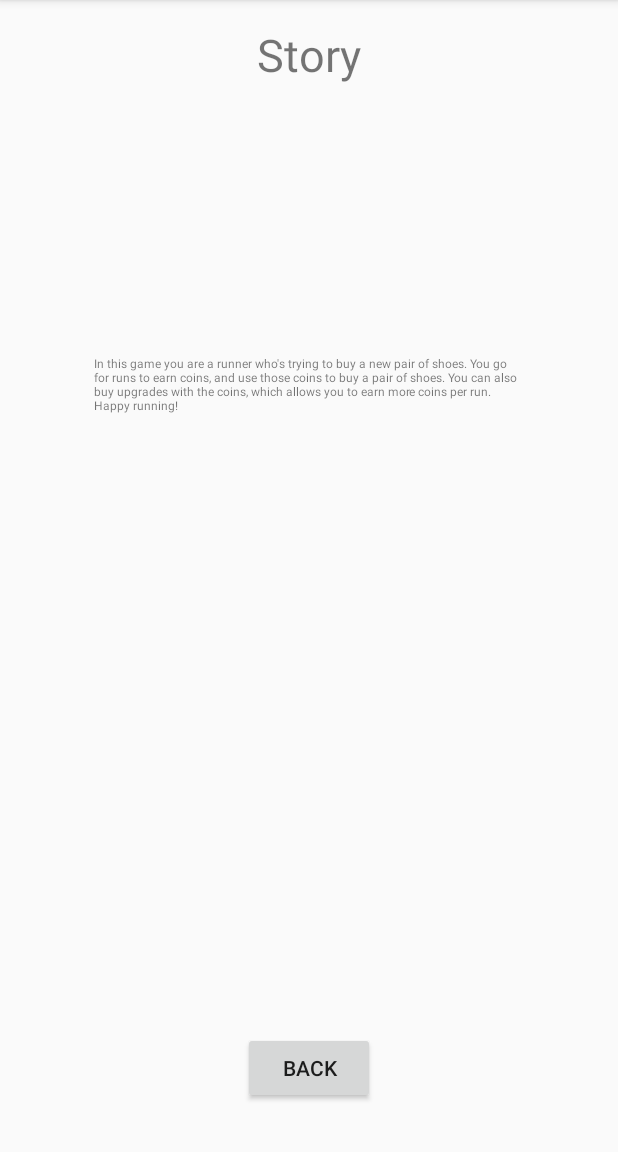
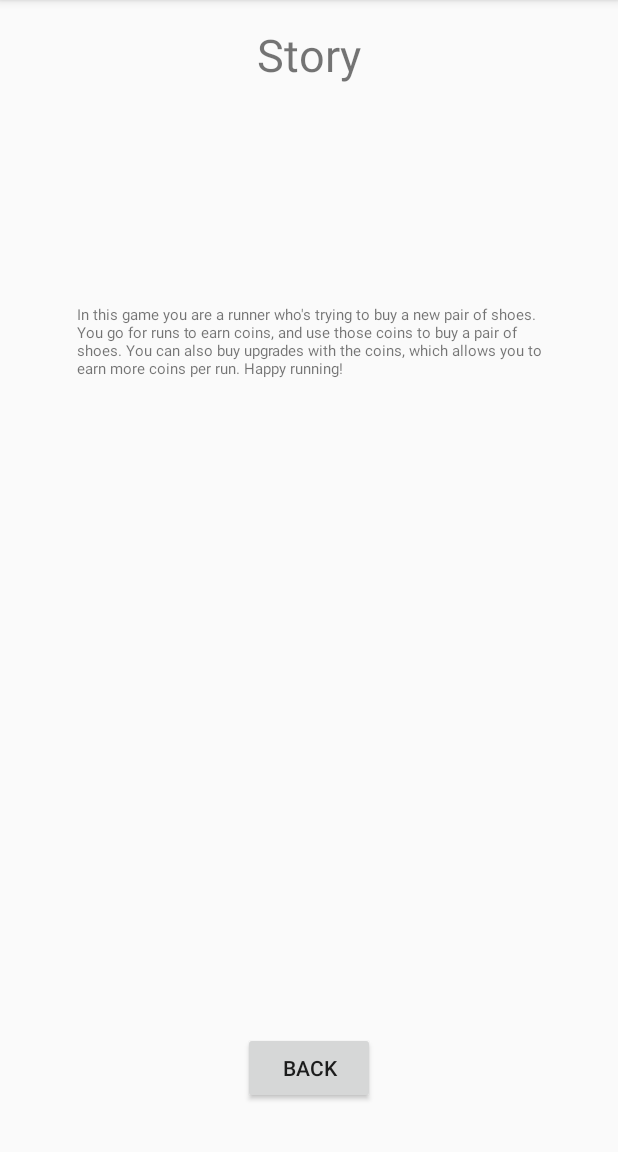
Before and after one commit to Nayzee/semester-project, an Android app: the StoryActivity screen opened directly, with no data from a screen before it, on a phone screen of 412 x 824 dp, the part 84-1236 px from its top. Run offline under Robolectric (Android 15) with nearby library versions, the phone set to English and light mode, and no system bars.

Commit message:
Choice Project 0.9

```diff
--- a/app/src/main/java/com/example/donovan/epicrunningsim/MainActivity.java
+++ b/app/src/main/java/com/example/donovan/epicrunningsim/MainActivity.java
@@ -25,11 +25,6 @@ public class MainActivity extends AppCompatActivity {
         settingsButton = (Button) findViewById(R.id.btnSettings);
         storyButton = (Button) findViewById(R.id.btnStory);
         gameButton = (Button) findViewById(R.id.btnGame);
-
-
-
-
-
 
 
         //go to settings when button is clicked
--- a/app/src/main/res/layout/activity_results.xml
+++ b/app/src/main/res/layout/activity_results.xml
@@ -52,7 +52,7 @@
         android:layout_width="wrap_content"
         android:layout_height="wrap_content"
         android:layout_marginBottom="8dp"
-        android:text="Buy an upgrade"
+        android:text="@string/upgrade_button"
         app:layout_constraintBottom_toTopOf="@+id/btnBack"
         app:layout_constraintLeft_toLeftOf="parent"
         app:layout_constraintRight_toRightOf="parent" />
@@ -62,7 +62,7 @@
         android:layout_width="wrap_content"
         android:layout_height="24dp"
         android:layout_marginTop="36dp"
-        android:text="Upgrades: "
+        android:text="@string/upgrades"
         app:layout_constraintHorizontal_bias="0.501"
         app:layout_constraintLeft_toLeftOf="parent"
         app:layout_constraintRight_toRightOf="parent"
--- a/app/src/main/res/layout/activity_story.xml
+++ b/app/src/main/res/layout/activity_story.xml
@@ -19,14 +19,17 @@
 
     <TextView
         android:id="@+id/txtCoinsCollected"
-        android:layout_width="287dp"
-        android:layout_height="295dp"
+        android:layout_width="311dp"
+        android:layout_height="324dp"
+        android:layout_marginBottom="24dp"
+        android:layout_marginTop="8dp"
         android:text="@string/story_text"
-        android:textSize="8sp"
-        app:layout_constraintBottom_toBottomOf="parent"
+        android:textSize="10sp"
+        app:layout_constraintBottom_toTopOf="@+id/btnBack"
+        app:layout_constraintHorizontal_bias="0.51"
         app:layout_constraintLeft_toLeftOf="parent"
         app:layout_constraintRight_toRightOf="parent"
-        app:layout_constraintTop_toTopOf="parent" />
+        app:layout_constraintTop_toBottomOf="@+id/textView" />
 
     <Button
         android:id="@+id/btnBack"
--- a/app/src/main/res/values/integers.xml
+++ /dev/null
@@ -1,5 +0,0 @@
-<?xml version="1.0" encoding="utf-8"?>
-<resources>
-    <integer name="number_of_coins">1</integer>
-    <integer name="number_of_upgrades">1</integer>
-</resources>
```
Also changed, not shown: app/src/main/java/com/example/donovan/epicrunningsim/ResultsActivity.java (+13 -4 lines), app/src/main/java/com/example/donovan/epicrunningsim/SettingsActivity.java (+9 -1 lines), app/src/main/res/values/strings.xml (+5 -3 lines), 1 other file.
